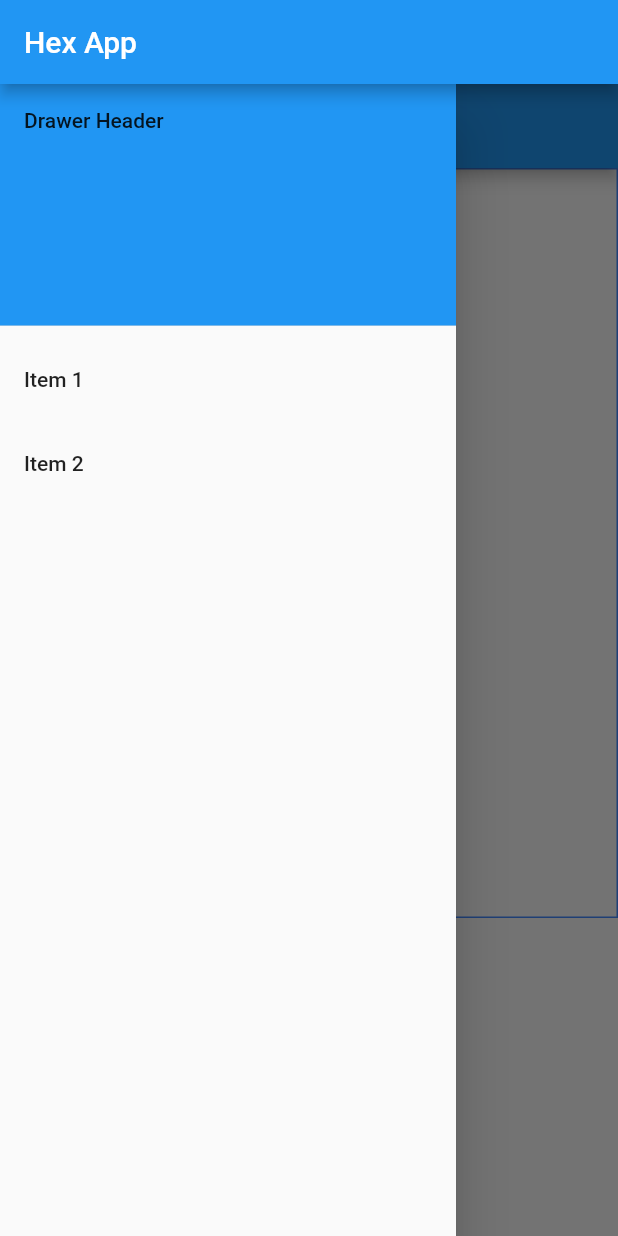
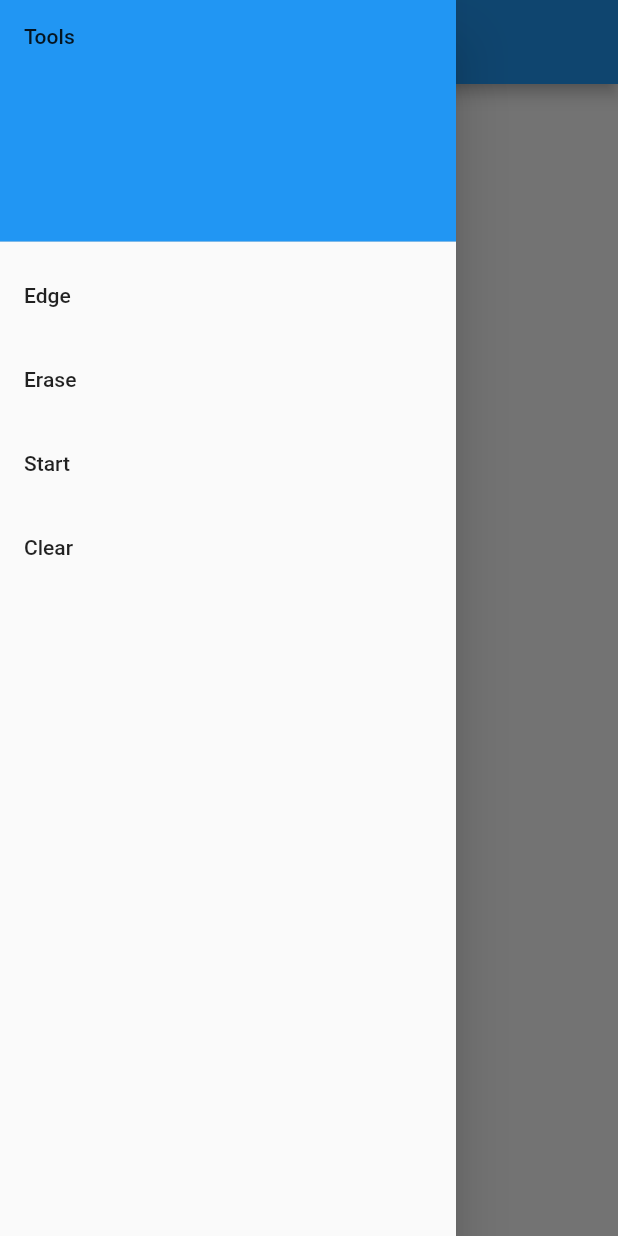
Before and after one commit to pcaston2/HexApp, a Flutter app: the screen it shows after launch, with the side drawer open, on a phone screen of 412 x 824 dp. Run offline on Flutter 3.47's test engine with Material 2 defaults, Android fonts, the phone set to English and light mode, and no system bars.

Commit message:
Added some tools

```diff
--- a/lib/board.dart
+++ b/lib/board.dart
@@ -13,15 +13,27 @@ class Board {
   }
 
   void putPiece(Hex hex, Piece piece) {
-        _map.putIfAbsent(hex, () => new List<Piece>.empty(growable: true));
-        var pieces = _map[hex];
-        if ((hex.runtimeType == Hex || hex.runtimeType == Vertex) && piece is EdgePiece) {
-          hex.edges.forEach((Edge e) => putPiece(e, piece));
-          return;
-        }
-        pieces.removeWhere((p) => p.runtimeType == piece.runtimeType);
-        print(hex);
-        pieces.add(piece);
+    if (piece.runtimeType == ClearPiece) {
+      _map.clear();
+      return;
+    } else if (piece.runtimeType == StartPiece && hex.runtimeType == Hex) {
+      return;
+    } else if (piece.runtimeType == ErasePiece) {
+      if (_map.containsKey(hex)) {
+        _map.remove(hex);
+        return;
+      }
+    } else {
+      if ((hex.runtimeType == Hex || hex.runtimeType == Vertex) &&
+          piece is EdgePiece) {
+        hex.edges.forEach((Edge e) => putPiece(e, piece));
+        return;
+      }
+      _map.putIfAbsent(hex, () => new List<Piece>.empty(growable: true));
+      var pieces = _map[hex];
+      pieces.removeWhere((p) => p.runtimeType == piece.runtimeType);
+      pieces.add(piece);
+    }
   }
 
   List<Piece> getPiecesAt(Hex hex) {
--- a/lib/hex.dart
+++ b/lib/hex.dart
@@ -4,9 +4,9 @@ import 'package:flutter/material.dart';
 
 import 'math.dart' as math;
 
-const size = 50;
-get width => size * 2;
-get height => math.sqrt(3) * size;
+const double hexSize = 50.0;
+get width => hexSize * 2;
+get height => math.sqrt(3) * hexSize;
 
 Map<VertexDirection, Point> get vertex => {
       VertexDirection.East: new Point(width / 2.0, 0.0),
@@ -62,6 +62,8 @@ class Hex {
 
   get vertices => vertex.values.toList();
 
+  get midpoint => Point.origin();
+
   get edges {
     return [
       Edge.from(EdgeDirection.NorthEast, this),
@@ -74,23 +76,20 @@ class Hex {
   }
 
   static Hex getHexPartFromPoint(Point p) {
-    int q = math.round((2.0 / 3.0 * p.x) / size);
-    int r = math.round((-1.0 / 3.0 * p.x + math.sqrt(3) / 3 * p.y) / size);
+    int q = math.round((2.0 / 3.0 * p.x) / hexSize);
+    int r = math.round((-1.0 / 3.0 * p.x + math.sqrt(3) / 3 * p.y) / hexSize);
     Hex currHex = new Hex.position(q, r);
     var offset = new Point(-(currHex.point.x - p.x), currHex.point.y - p.y);
-    if (offset.magnitude < size / 3) {
-      print("middle");
+    if (offset.magnitude < hexSize / 3) {
       return currHex;
     } else {
       var closestEdge = offset.closest(edge.values.toList());
       var closestEdgeDirection =
           edge.entries.firstWhere((e) => e.value == closestEdge).key;
       var hexOffset = new Hex.direction(closestEdgeDirection);
-      //print("${newHex.q},${newHex.r}");
       var closestVertex = offset.closest(vertex.values.toList());
       if ((offset - closestEdge).magnitude <
           (offset - closestVertex).magnitude) {
-        print(closestEdgeDirection);
         switch (closestEdgeDirection) {
           case EdgeDirection.NorthEast:
             //return currHex;
@@ -123,7 +122,6 @@ class Hex {
       } else {
         var closestVertexDirection =
             vertex.entries.firstWhere((e) => e.value == closestVertex).key;
-        print(closestVertexDirection);
         switch (closestVertexDirection) {
           case VertexDirection.East:
             return new Vertex(VertexType.East, currHex.q, currHex.r);
@@ -210,6 +208,20 @@ class Hex {
     }
     return new Hex.position(this.q + hex.q, this.r + hex.r);
   }
+
+  @override
+  bool operator ==(Object other) {
+    if (identical(this, other)) {
+      return true;
+    }
+    if (other.runtimeType != runtimeType) {
+      return false;
+    }
+    return other is Hex && other.q == q && other.r == r;
+  }
+
+  @override
+  int get hashCode => q + r;
 }
 
 enum EdgeType { East, North, West }
@@ -235,6 +247,9 @@ class Edge extends Hex {
     }
     return points;
   }
+
+  @override
+  get midpoint => (vertices[0] + vertices[1]) / 2.0;
 
   Edge(this.edgeType, q, r) : super.position(q, r);
   Edge.from(EdgeDirection edgeDirection, Hex hex) {
@@ -268,7 +283,18 @@ class Edge extends Hex {
 
   @override
   String toString() {
-    return super.toString() + edgeType.toString();
+    return "($q,$r) " + edgeType.toString();
+  }
+
+  @override
+  bool operator ==(Object other) {
+    if (identical(this, other)) {
+      return true;
+    }
+    if (other.runtimeType != runtimeType) {
+      return false;
+    }
+    return other is Edge && other.q == q && other.r == r && other.edgeType == edgeType;
   }
 }
 
@@ -309,6 +335,20 @@ class Vertex extends Hex {
         break;
     }
     return points;
+  }
+
+  @override
+  get midpoint => vertices[0];
+
+  @override
+  bool operator ==(Object other) {
+    if (identical(this, other)) {
+      return true;
+    }
+    if (other.runtimeType != runtimeType) {
+      return false;
+    }
+    return other is Vertex && other.q == q && other.r == r && other.vertexType == vertexType;
   }
 
   Vertex(this.vertexType, q, r) : super.position(q, r);
--- a/lib/main.dart
+++ b/lib/main.dart
@@ -9,6 +9,7 @@ import 'package:flutter/foundation.dart';
 
 import 'package:flutter/material.dart';
 import 'package:flutter/rendering.dart';
+import 'pieceTile.dart';
 
 import 'dart:ui' as ui;
 import 'piece.dart';
@@ -22,7 +23,6 @@ class GameState {
   Board board = Board.sample();
   Hex pointer = Hex.origin();
   Piece piece = EdgePiece();
-
 }
 
 
@@ -34,10 +34,8 @@ class HexApp extends StatelessWidget {
   Widget build(BuildContext context) {
     return MaterialApp(
         title: _title,
-        home: Scaffold(
-          appBar: AppBar(title: const Text(_title)),
-          body: HexWidget(),
-        ));
+        home: HexWidget()
+    );
   }
 }
 
@@ -65,6 +63,15 @@ class _HexWidgetState extends State<HexWidget> {
 
   _HexWidgetState();
 
+  void _choosePiece(BuildContext context, Piece piece, ValueNotifier<GameState> gameState) {
+    Navigator.pop(context);
+    setState(() => _gameState.value.piece = piece);
+  }
+  EdgePiece edgePiece = new EdgePiece();
+  ErasePiece erasePiece = new ErasePiece();
+  StartPiece startPiece = new StartPiece();
+  ClearPiece clearPiece = new ClearPiece();
+
   @override
   Widget build(BuildContext context) {
     return ValueListenableBuilder(
@@ -78,37 +85,34 @@ class _HexWidgetState extends State<HexWidget> {
                   padding: EdgeInsets.zero,
                   children: <Widget>[
                     DrawerHeader(
-                      child: Text('Drawer Header'),
+                      child: Text('Tools'),
                       decoration: BoxDecoration(
                         color: Colors.blue,
                       ),
                     ),
-                    ListTile(
-                      title: Text('Item 1'),
-                      onTap: () {
-                        // Update the state of the app.
-                        // ...
-                      },
-                    ),
-                    ListTile(
+                    PieceTile(edgePiece, () => _choosePiece(context, edgePiece, _gameState)),
+                    PieceTile(erasePiece, () => _choosePiece(context, erasePiece, _gameState)),
+                    PieceTile(startPiece, () => _choosePiece(context, startPiece, _gameState)),
+                    PieceTile(clearPiece, () => _choosePiece(context, clearPiece, _gameState)),
+
+                      /*
                       title: Text('Item 2'),
                       onTap: () {
                         // Update the state of the app.
                         // ...
                       },
                     ),
+                      */
                   ],
                 ),
               ),
-              body: ListView(
-                children: [
+              body:
                   GestureDetector(
                       behavior: HitTestBehavior.translucent,
 
                       onTapUp: (details) {
                         Point p = new Point(details.localPosition.dx, details.localPosition.dy);
                         Hex h = Hex.getHexPartFromPoint(p);
-                        print("${h.q},${h.r}");
                         //_gameState.value.pointer = h;
                         setState(() => _gameState.value.pointer = h);
                       },
@@ -145,35 +149,16 @@ class _HexWidgetState extends State<HexWidget> {
                           movement += vector;
                         },
                         */
-                      child:
-                        new Container(
-                            height: 500,
-                            width: 500,
-                            decoration: BoxDecoration(
-                              border: Border.all(color: Colors.blueAccent),
-                            ),
+                      child: FractionallySizedBox(
+                            widthFactor: 1.0,
+                            heightFactor: 1.0,
                             child:
                                 CustomPaint(painter: HexPainter(_gameState.value))
 
                         ),
 
 
-                  ),
-                  SizedBox(
-                    height: 100,
-                    child: ListView(
-                      scrollDirection: Axis.horizontal,
-                      children: [
-                        RaisedButton(
-                          child: Text(
-                            'Fill'
-                          )
-                        )
-                      ]
-                    )
                   )
-                ]
-              )
             )
         //
     );
@@ -188,24 +173,58 @@ class HexPainter extends CustomPainter {
   HexPainter(this._gameState);
   @override
   void paint(Canvas canvas, Size size) {
+    TextSpan span = new TextSpan(style: new TextStyle(color: Colors.blue[800]), text: "Selected Piece: ${_gameState.piece.name}");
+    TextPainter tp = new TextPainter(text: span, textAlign: TextAlign.left, textDirection: TextDirection.ltr);
+    tp.layout();
+    tp.paint(canvas, new Offset(5.0, 5.0));
 
 
     for(Hex hex in _gameState.board.keys) {
       for(var piece in _gameState.board.getPiecesAt(hex)) {
         if (piece is EdgePiece) {
-          final piecePaint = Paint()
+          final edgePaint = Paint()
             ..color = Colors.blueGrey
             ..strokeWidth = 8
             ..strokeCap = StrokeCap.round;
           List<Offset> pieceOffset = <Offset>[];
           hex.vertices.forEach((Point p) => pieceOffset.add(new Offset(hex.point.x + p.x, hex.point.y - p.y)));
-          canvas.drawLine(pieceOffset[0],pieceOffset[1], piecePaint);
+          canvas.drawLine(pieceOffset[0],pieceOffset[1], edgePaint);
+        } else if (piece is StartPiece) {
+          final startPaint = Paint()
+              ..color = Colors.blueGrey
+              ..style = PaintingStyle.fill
+              ..shader = RadialGradient(
+                colors: [
+                  Colors.blueGrey[100],
+                  Colors.blueGrey,
+                ],
+              ).createShader(Rect.fromCircle(
+                center: new Offset(hex.point.x + hex.midpoint.x, hex.point.y - hex.midpoint.y),
+                radius: hexSize / 5.0,
+              ));
+          List<Offset> pieceOffset = <Offset>[];
+          final polygonMode = ui.PointMode.polygon;
+          //canvas.drawCircle(new Offset(hex.point.x + hex.midpoint.x, hex.point.y + hex.midpoint.y), 20, startPaint);
+          for (var vertex in Hex.origin().vertices) {
+            pieceOffset.add(new Offset(hex.point.x + hex.midpoint.x + vertex.x/4, hex.point.y - hex.midpoint.y - vertex.y/4));
+          }
+          Path path = new Path();
+          path.addPolygon(pieceOffset, true);
+
+          //hex.vertices.forEach((Point p) => pieceOffset.add(new Offset(hex.point.x + hex.midpoint.x + p.x, hex.point.y + hex.midpoint.y - p.y)));
+          canvas.drawPath(path,startPaint);
+        } else if (piece is ErasePiece || piece is ClearPiece) {
+          TextSpan errorSpan = new TextSpan(style: new TextStyle(color: Colors.red), text: piece.name);
+          TextPainter errorPainter = new TextPainter(text: errorSpan, textAlign: TextAlign.center, textDirection: TextDirection.ltr);
+          errorPainter.layout();
+          Offset offset = new Offset(hex.point.x + hex.midpoint.x, hex.point.y - hex.midpoint.y);
+          errorPainter.paint(canvas, offset);
         }
+
       }
     }
 
     canvas.clipRect(new Rect.fromLTWH(0,0,size.width, size.height));
-    print("Painting...");
     final pointMode = ui.PointMode.points;
     List<Offset> offsets = <Offset>[];
     for (var vertex in _gameState.pointer.vertices) {
--- a/lib/piece.dart
+++ b/lib/piece.dart
@@ -1,10 +1,25 @@
 import 'hex.dart';
 
-class Piece {
-
-
+abstract class Piece {
+  String get name;
 }
 
 class EdgePiece extends Piece {
+  @override
+  String get name => "Edge";
+}
 
+class ErasePiece extends Piece {
+  @override
+  String get name => "Erase";
 }
+
+class StartPiece extends Piece {
+  @override
+  String get name => "Start";
+}
+
+class ClearPiece extends Piece {
+  @override
+  String get name => "Clear";
+}
--- /dev/null
+++ b/lib/pieceTile.dart
@@ -0,0 +1,8 @@
+import 'package:flutter/material.dart';
+import 'package:flutter/rendering.dart';
+import 'piece.dart';
+
+class PieceTile extends ListTile {
+  Piece piece;
+  PieceTile(this.piece, GestureTapCallback onTap) : super(title: new Text(piece.name), onTap: (() { onTap.call(); }));
+}
```
Also changed, not shown: 1 other file.
